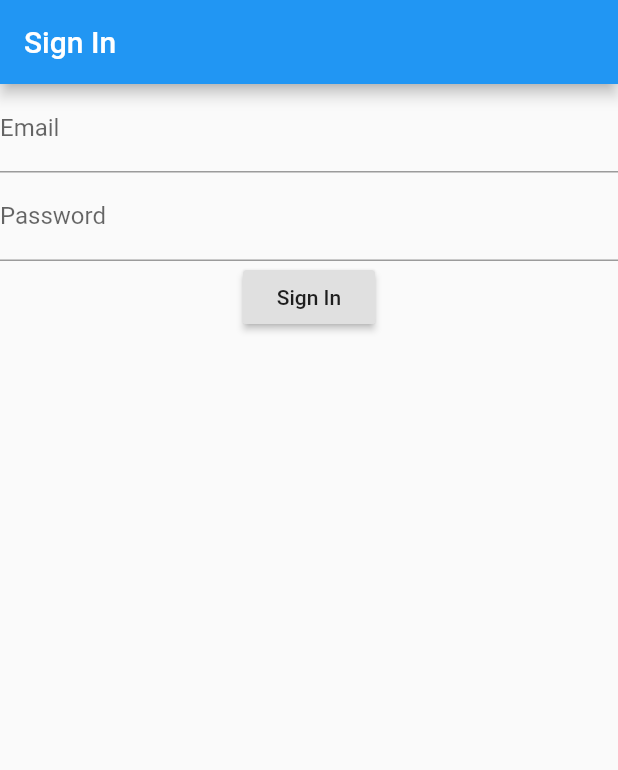
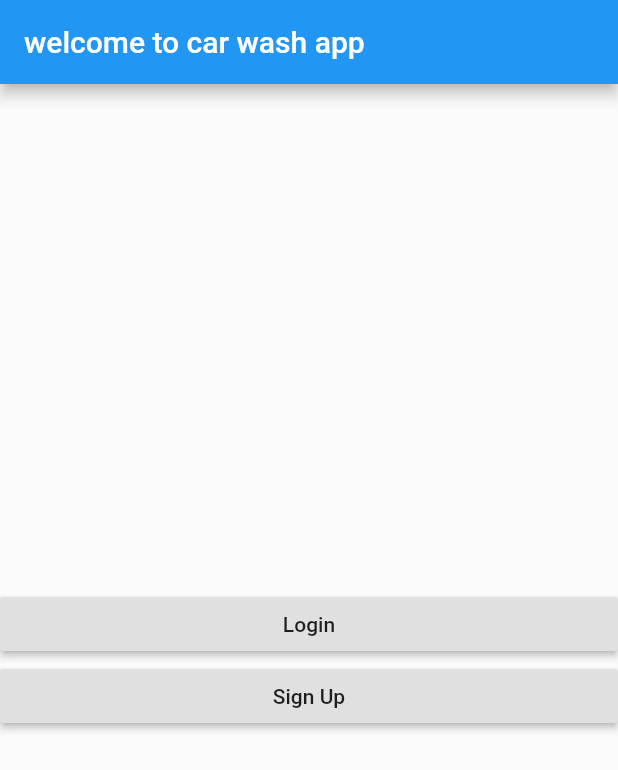
Before and after one commit to noobcodesforfun/carwashapp, a Flutter app: the screen it shows after launch, on a phone screen of 412 x 824 dp. Shown: the top 770 px of the screen. Run offline on Flutter 3.47's test engine with Material 2 defaults, Android fonts, the phone set to English and light mode, and no system bars; our stand-ins replace firebase_auth; accounts and stored records are empty.

Commit message:
first commit added sign up module

```diff
--- a/lib/main.dart
+++ b/lib/main.dart
@@ -1,4 +1,5 @@
-import 'package:carwashapp/setup/signIn.dart';
+import 'package:carwashapp/pages/setup/signIn.dart';
+import 'package:carwashapp/pages/setup/welcome.dart';
 import 'package:flutter/material.dart';
 void main() => runApp( MyApp());
 class MyApp extends StatelessWidget {
@@ -9,7 +10,7 @@ class MyApp extends StatelessWidget {
       theme:  ThemeData(
         primarySwatch: Colors.blue
       ),
-      home:  LoginPage(),
+      home:  WelcomePage(),
     );
   }
 }
--- /dev/null
+++ b/lib/pages/setup/welcome.dart
@@ -0,0 +1,38 @@
+import 'package:carwashapp/pages/setup/signIn.dart';
+import 'package:carwashapp/pages/setup/signUp.dart';
+import 'package:flutter/material.dart';
+class WelcomePage extends StatefulWidget {
+  @override
+  _WelcomePageState createState() => _WelcomePageState();
+}
+
+class _WelcomePageState extends State<WelcomePage> {
+  @override
+  Widget build(BuildContext context) {
+    return Scaffold(
+      appBar: AppBar(
+        title: Text('welcome to car wash app'),
+      ),
+      body: Column(
+        mainAxisAlignment: MainAxisAlignment.center,
+        crossAxisAlignment: CrossAxisAlignment.stretch,
+        children: <Widget>[
+          RaisedButton(
+              onPressed: navigateToSignIn,
+              child: Text('Login'),
+          ),
+          RaisedButton(
+            onPressed: navigateToSignUp,
+            child: Text('Sign Up'),
+          ),
+        ],
+      ),
+    );
+  }
+  void navigateToSignIn(){
+    Navigator.push(context, MaterialPageRoute(builder: (context)=>LoginPage()));
+  }
+  void navigateToSignUp(){
+    Navigator.push(context, MaterialPageRoute(builder: (context)=>SignUpPage()));
+  }
+}
--- a/lib/setup/signIn.dart
+++ /dev/null
@@ -1,70 +0,0 @@
-import 'package:carwashapp/pages/home.dart';
-import 'package:flutter/material.dart';
-import 'package:firebase_auth/firebase_auth.dart';
-
-class LoginPage extends StatefulWidget {
-  @override
-  _LoginPageState createState() => _LoginPageState();
-}
-
-class _LoginPageState extends State<LoginPage> {
-  String _email,_password;
-  final GlobalKey<FormState> _formkey = GlobalKey<FormState>();
-  @override
-  Widget build(BuildContext context) {
-    return Scaffold(
-      appBar: AppBar(
-        title: Text('Sign In'),
-      ),
-      body: Form(
-          key: _formkey,
-          child: Column(
-            children: <Widget>[
-              TextFormField(
-                validator: (input){
-                  if(input.isEmpty){
-                    return 'Please type your email';
-                  }
-                },
-                onSaved: (input) => _email = input,
-                decoration: InputDecoration(
-                  labelText: 'Email'
-                ),
-              ),
-              TextFormField(
-                validator: (input){
-                  if(input.length<6){
-                    return 'Please Enter Valid Password';
-                  }
-                },
-                onSaved: (input) => _password= input,
-                decoration: InputDecoration(
-                    labelText: 'Password'
-                ),
-                obscureText: true,
-              ),
-              RaisedButton(
-                  onPressed:signIn,
-                  child: Text('Sign In'),
-              )
-            ],
-          )
-      ),
-    );
-  }
-  Future<void> signIn() async {
-    final formSate = _formkey.currentState;
-    if(formSate.validate()){
-      formSate.save();
-      try{
-        FirebaseUser user = (await FirebaseAuth.instance.
-        signInWithEmailAndPassword(email: _email, password: _password))
-            .user;
-        Navigator.push(context, MaterialPageRoute(builder: (context)=>Home(user: user)));
-      }
-      catch(e){
-        print(e.message);
-      }
-    }
-  }
-}
```
Also changed, not shown: lib/pages/setup/signIn.dart (added, +70 -0 lines), lib/pages/setup/signUp.dart (added, +71 -0 lines).
